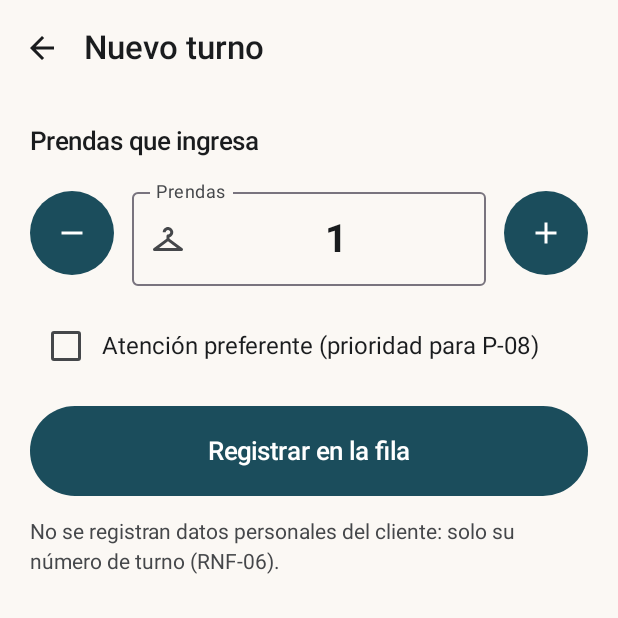
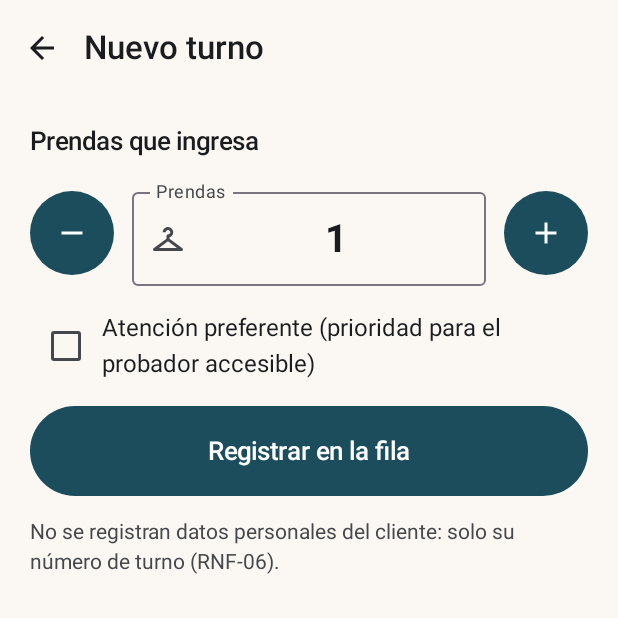
Before and after one commit to FelipeDev-one/ProbadoresRinconSur, an Android app built with Jetpack Compose: the composable NuevoTurnoScreen shown on its own in the app's theme, on a phone screen of 412 x 824 dp, the top half of it. Run offline under Robolectric (Android 15) with nearby library versions, the phone set to English and light mode, and no system bars; our stand-ins replace Room's generated code; 3 statements that could not run were skipped.

Commit message:
fix(ui): campo de prendas con CampoTexto y su error

```diff
--- a/app/src/main/java/cl/duoc/rinconsur/probadores/ui/screens/NuevoTurnoScreen.kt
+++ b/app/src/main/java/cl/duoc/rinconsur/probadores/ui/screens/NuevoTurnoScreen.kt
@@ -1,5 +1,6 @@
 package cl.duoc.rinconsur.probadores.ui.screens
 
+import cl.duoc.rinconsur.probadores.ui.components.CampoTexto
 import androidx.compose.animation.AnimatedVisibility
 import androidx.compose.animation.expandVertically
 import androidx.compose.animation.fadeIn
@@ -99,29 +100,24 @@ fun NuevoTurnoScreen(
                     FilledIconButton(onClick = { viewModel.sumarPrenda(-1) }, modifier = Modifier.size(56.dp)) {
                         Icon(Icons.Filled.Remove, contentDescription = "Quitar una prenda")
                     }
-                    OutlinedTextField(
-                        value = estado.prendas,
-                        onValueChange = viewModel::onPrendasChange,
-                        label = { Text("Prendas") },
-                        leadingIcon = { Icon(Icons.Filled.Checkroom, contentDescription = null) },
-                        trailingIcon = if (estado.errores.prendas != null) {
-                            { Icon(Icons.Filled.Error, contentDescription = "Error", tint = MaterialTheme.colorScheme.error) }
-                        } else null,
-                        singleLine = true,
-                        isError = estado.errores.prendas != null,
-                        textStyle = MaterialTheme.typography.headlineMedium.copy(textAlign = TextAlign.Center),
-                        keyboardOptions = KeyboardOptions(keyboardType = KeyboardType.Number),
+                    CampoTexto(
+                        valor = estado.prendas,
+                        onCambio = viewModel::onPrendasChange,
+                        etiqueta = "Prendas",
+                        icono = Icons.Filled.Checkroom,
+                        error = estado.errores.prendas,
+                        estiloTexto = MaterialTheme.typography.headlineMedium.copy(textAlign = TextAlign.Center),
+                        opcionesTeclado = KeyboardOptions(keyboardType = KeyboardType.Number),
                         modifier = Modifier.weight(1f)
                     )
                     FilledIconButton(onClick = { viewModel.sumarPrenda(1) }, modifier = Modifier.size(56.dp)) {
                         Icon(Icons.Filled.Add, contentDescription = "Agregar una prenda")
                     }
                 }
-                MensajeError(estado.errores.prendas)
 
                 Row(verticalAlignment = Alignment.CenterVertically) {
                     Checkbox(checked = estado.preferente, onCheckedChange = viewModel::onPreferenteChange)
-                    Text("Atención preferente (prioridad para P-08)", style = MaterialTheme.typography.bodyLarge)
+                    Text("Atención preferente (prioridad para el probador accesible)", style = MaterialTheme.typography.bodyLarge)
                 }
                 AnimatedVisibility(
                     visible = estado.preferente,
```
